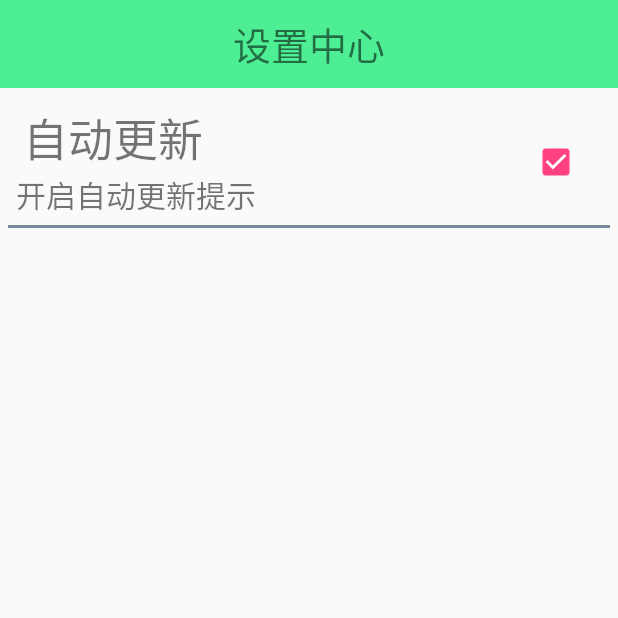
After one commit to fengwuhenyuyousheng/mobilescurity, an Android app: the SettingActivity screen opened directly, with no data from a screen before it, on a phone screen of 412 x 824 dp, the top half of it. The commit adds this screen. Run offline under Robolectric (Android 15) with nearby library versions, the phone set to English and light mode, and no system bars.

Commit message:
增加自定义属性

```diff
--- a/photosafe/src/main/AndroidManifest.xml
+++ b/photosafe/src/main/AndroidManifest.xml
@@ -18,8 +18,8 @@
                 <category android:name="android.intent.category.LAUNCHER"/>
             </intent-filter>
         </activity>
-        <activity android:name=".activity.HomeActivity"
-            android:label="@string/app_name"/>
+        <activity android:name=".activity.HomeActivity" />
+        <activity android:name=".activity.SettingActivity"/>
     </application>
 
 </manifest>
--- /dev/null
+++ b/photosafe/src/main/java/com/test/yang/photosafe/activity/SettingActivity.java
@@ -0,0 +1,61 @@
+package com.test.yang.photosafe.activity;
+
+import android.content.SharedPreferences;
+import android.os.Bundle;
+import android.support.v7.app.AppCompatActivity;
+import android.view.View;
+
+import com.test.yang.photosafe.R;
+import com.test.yang.photosafe.ui.SettingOptionsItem;
+
+/**这是设置中心界面
+ * Created by Administrator on 2016/5/6.
+ */
+public class SettingActivity extends AppCompatActivity{
+
+    private SettingOptionsItem updateSettingItem;
+    private SharedPreferences spConfig;
+
+    @Override
+    protected void onCreate(Bundle savedInstanceState){
+        super.onCreate(savedInstanceState);
+        setContentView(R.layout.activity_setting_center);
+        spConfig=getSharedPreferences("config",MODE_PRIVATE);
+        updateSettingItem=(SettingOptionsItem)findViewById(R.id.update_option);
+        initUpdateOption();
+        updateSettingItem.setOnClickListener(new View.OnClickListener() {
+            @Override
+            public void onClick(View v) {
+
+                SharedPreferences.Editor edit = spConfig.edit();
+                //更改状态
+                //根据checkbox之前的状态来改变checkbox的状态
+                if (updateSettingItem.getSettingCheckBoxisCheck()) {
+                    //关闭提示更新
+                    updateSettingItem.setSettingCheckBox(false);
+                    //保存状态
+                    edit.putBoolean("update", false);
+                    //edit.apply();//保存到文件中,但是仅限于9版本之上,9版本之下保存到内存中的
+                }else{
+                    //打开提示更新
+                    updateSettingItem.setSettingCheckBox(true);
+                    //保存状态
+                    edit.putBoolean("update", true);
+                }
+                edit.commit();
+            }
+        });
+    }
+
+
+    /**
+     * 设置选项的初始化
+     */
+    private void initUpdateOption(){
+        if(spConfig.getBoolean("update",true)||spConfig==null) {
+            updateSettingItem.setSettingCheckBox(true);
+        }else {
+            updateSettingItem.setSettingCheckBox(false);
+        }
+    }
+}
--- /dev/null
+++ b/photosafe/src/main/java/com/test/yang/photosafe/ui/SettingOptionsItem.java
@@ -0,0 +1,99 @@
+package com.test.yang.photosafe.ui;
+
+import android.content.Context;
+import android.util.AttributeSet;
+import android.view.View;
+import android.widget.CheckBox;
+import android.widget.RelativeLayout;
+import android.widget.TextView;
+
+import com.test.yang.photosafe.R;
+
+/**这是设置选项的自定义控件
+ * Created by Administrator on 2016/5/6.
+ */
+public class SettingOptionsItem extends RelativeLayout{
+
+
+    private TextView settingText;
+    private TextView settingTextDescription;
+    private CheckBox settingCheckBox;
+    private String description_on;
+    private String description_off;
+
+    public SettingOptionsItem(Context context) {
+        super(context);
+        initialize();
+    }
+
+    public SettingOptionsItem(Context context, AttributeSet attrs) {
+        super(context, attrs);
+        initialize();
+        String title=attrs.getAttributeValue("http://schemas.android.com/apk/res/android","title");
+        description_on=attrs.getAttributeValue("http://schemas.android.com/apk/res-auto","description_on");
+        description_off=attrs.getAttributeValue("http://schemas.android.com/apk/res-auto","description_off");
+        settingText.setText(title);
+        if(getSettingCheckBoxisCheck()){
+            settingTextDescription.setText(description_on);
+            settingCheckBox.setChecked(true);
+        }else{
+            settingTextDescription.setText(description_off);
+            settingCheckBox.setChecked(false);
+        }
+    }
+
+    public SettingOptionsItem(Context context, AttributeSet attrs, int defStyleAttr) {
+        super(context, attrs, defStyleAttr);
+        initialize();
+    }
+
+    /**
+     * 初始化自定义控件
+     */
+    public void initialize(){
+        View view=View.inflate(getContext(),R.layout.setting_center_item,this);
+        settingText= (TextView) view.findViewById(R.id.setting_text);
+        settingTextDescription= (TextView) view.findViewById(R.id.setting_description);
+        settingCheckBox= (CheckBox) view.findViewById(R.id.setting_checkbox);
+
+    }
+
+    /**
+     * 设置选项标题
+     * @param settingTitle
+     */
+    public void setSettingTitle(String settingTitle){
+        settingText.setText(settingTitle);
+    }
+
+    /**
+     * 设置选项的内容
+     * @param settingDescription
+     */
+    public void setSettingDescription(String settingDescription){
+        settingTextDescription.setText(settingDescription);
+    }
+
+    /**
+     * 设置选项的复选框
+     * @param isgCheck
+     */
+    public void setSettingCheckBox(Boolean isgCheck){
+        if(isgCheck) {
+            settingCheckBox.setChecked(true);
+            settingTextDescription.setText(description_on);
+        }else{
+            settingCheckBox.setChecked(false);
+            settingTextDescription.setText(description_off);
+        }
+    }
+
+    /**
+     * 查询选项复选框的状态
+     * @return 复选框的状态
+     */
+    public Boolean getSettingCheckBoxisCheck(){
+        return settingCheckBox.isChecked();
+    }
+
+}
--- /dev/null
+++ b/photosafe/src/main/res/layout/activity_setting_center.xml
@@ -0,0 +1,27 @@
+<?xml version="1.0" encoding="utf-8"?>
+<LinearLayout
+    xmlns:android="http://schemas.android.com/apk/res/android"
+    xmlns:itheima="http://schemas.android.com/apk/res-auto"
+    android:orientation="vertical"
+    android:layout_width="match_parent"
+    android:layout_height="match_parent">
+
+    <TextView
+        android:layout_width="match_parent"
+        android:layout_height="wrap_content"
+        android:padding="10dp"
+        android:gravity="center"
+        android:background="@color/colorGreen"
+        android:text="设置中心"
+        android:textSize="25sp"/>
+
+    <com.test.yang.photosafe.ui.SettingOptionsItem
+        android:id="@+id/update_option"
+        android:layout_width="wrap_content"
+        android:layout_height="match_parent"
+        android:title="自动更新"
+
+        itheima:description_on="开启自动更新提示"
+        itheima:description_off="关闭自动更新提示"/>
+
+</LinearLayout>
--- /dev/null
+++ b/photosafe/src/main/res/layout/setting_center_item.xml
@@ -0,0 +1,42 @@
+<?xml version="1.0" encoding="utf-8"?>
+<RelativeLayout
+    xmlns:android="http://schemas.android.com/apk/res/android"
+    android:layout_width="match_parent"
+    android:layout_height="wrap_content"
+    android:padding="5dp">
+
+    <TextView
+        android:id="@+id/setting_text"
+        android:layout_width="wrap_content"
+        android:layout_height="wrap_content"
+        android:layout_marginLeft="10dp"
+        android:layout_marginTop="5dp"
+        android:textSize="30sp"/>
+
+    <TextView
+        android:id="@+id/setting_description"
+        android:layout_width="wrap_content"
+        android:layout_height="wrap_content"
+        android:layout_marginLeft="5dp"
+        android:textSize="20sp"
+        android:layout_below="@id/setting_text"/>
+
+    <CheckBox
+        android:id="@+id/setting_checkbox"
+        android:layout_width="wrap_content"
+        android:layout_height="wrap_content"
+        android:layout_centerVertical="true"
+        android:layout_alignParentRight="true"
+        android:layout_alignParentEnd="true"
+        android:layout_marginRight="20dp"
+        android:clickable="false"/>
+
+    <View
+        android:layout_width="match_parent"
+        android:layout_height="2dp"
+        android:layout_below="@id/setting_description"
+        android:layout_marginTop="5dp"
+        android:background="@color/colorLightSlateGray"/>
+
+
+</RelativeLayout>
--- a/photosafe/src/main/res/values/colors.xml
+++ b/photosafe/src/main/res/values/colors.xml
@@ -5,4 +5,5 @@
     <color name="colorAccent">#FF4081</color>
     <color name="colorYeallow">#ffffff00</color>
     <color name="colorGreen">#4EEE94</color>
+    <color name="colorLightSlateGray">#778899</color>
 </resources>
```
Also changed, not shown: photosafe/src/main/java/com/test/yang/photosafe/activity/HomeActivity.java (+32 -0 lines), photosafe/src/main/java/com/test/yang/photosafe/activity/SpalshActivity.java (+13 -1 lines), photosafe/src/main/java/com/test/yang/photosafe/ui/HomeScollTextView.java (deleted, +0 -28 lines), photosafe/src/main/res/layout/activity_home.xml (+5 -2 lines), photosafe/src/main/res/values/attrs.xml (added, +7 -0 lines).
